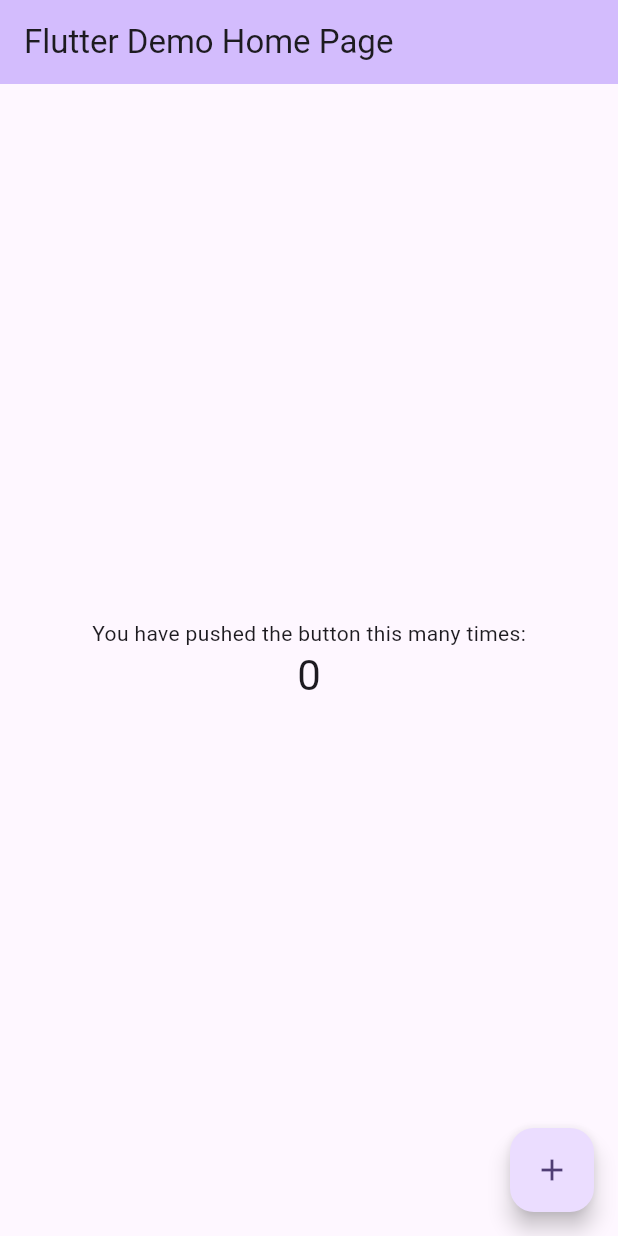
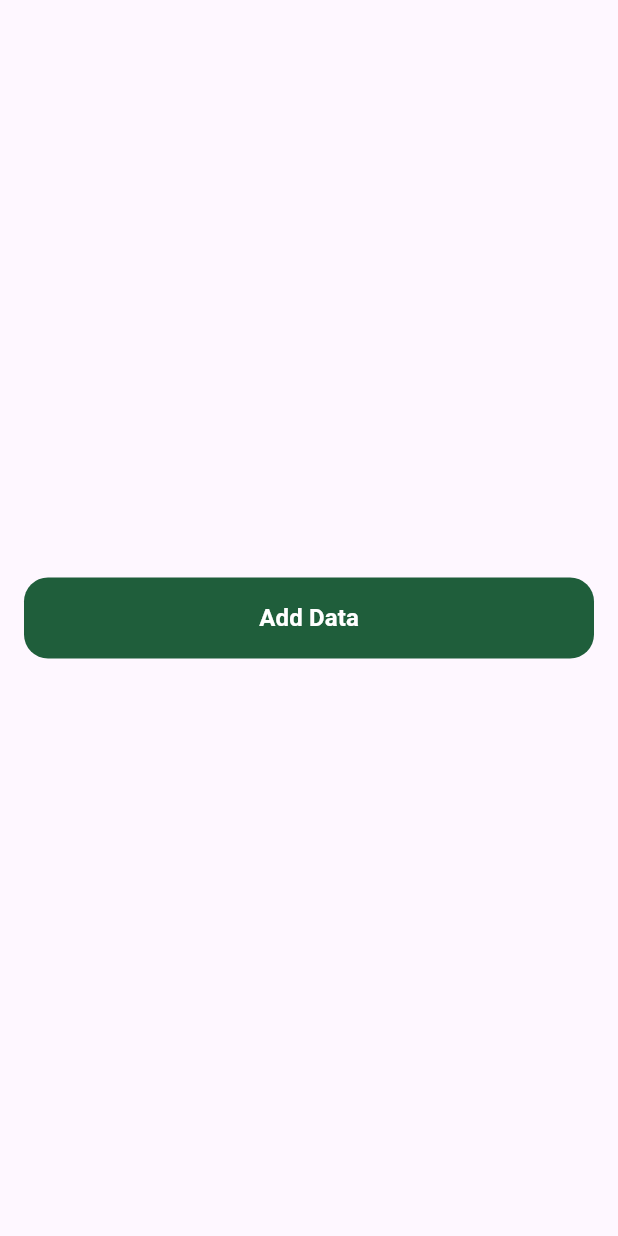
Before and after one commit to baselshrf/fruits_hub_dashboard, a Flutter app: the screen it shows after launch, on a phone screen of 412 x 824 dp. Run offline on Flutter 3.47's test engine with Material 3 defaults, Android fonts, the light colour scheme and no system bars.

Commit message:
create dashboard view

```diff
--- /dev/null
+++ b/lib/core/helper_functions/on_generate_routes.dart
@@ -0,0 +1,11 @@
+import 'package:e_commerce_dashboard/features/dashboard/views/dashboard_view.dart';
+import 'package:flutter/material.dart';
+
+Route<dynamic> onGenerateRoute(RouteSettings settings) {
+  switch (settings.name) {
+    case DashboardView.routeName:
+      return MaterialPageRoute(builder: (context) => const DashboardView());
+    default:
+      return MaterialPageRoute(builder: (context) => const Scaffold());
+  }
+}
--- /dev/null
+++ b/lib/core/utils/app_colors.dart
@@ -0,0 +1,8 @@
+import 'package:flutter/material.dart';
+
+abstract class AppColors {
+  static const Color primaryColor = Color(0xff1F5E3B);
+  static const Color lightPrimaryColor = Color(0xFF2D9F5D);
+  static const Color secondaryColor = Color(0xFFF4A91F);
+  static const Color lightSecondaryColor = Color(0xFFF8C76D);
+}
--- /dev/null
+++ b/lib/core/utils/app_images.dart
@@ -0,0 +1,108 @@
+// ignore_for_file: prefer_single_quotes
+class Assets {
+  Assets._();
+
+  /// Assets for imagesAppIcon
+  /// assets/images/app_icon.png
+  static const String imagesAppIcon = "assets/images/app_icon.png";
+
+  /// Assets for imagesApplIcon
+  /// assets/images/appl_icon.svg
+  static const String imagesApplIcon = "assets/images/appl_icon.svg";
+
+  /// Assets for imagesCheck
+  /// assets/images/Check.svg
+  static const String imagesCheck = "assets/images/Check.svg";
+
+  /// Assets for imagesFacebookIcon
+  /// assets/images/facebook_icon.svg
+  static const String imagesFacebookIcon = "assets/images/facebook_icon.svg";
+
+  /// Assets for imagesFeaturedItemBackground
+  /// assets/images/featured_item_background.svg
+  static const String imagesFeaturedItemBackground = "assets/images/featured_item_background.svg";
+
+  /// Assets for imagesFilter
+  /// assets/images/filter.svg
+  static const String imagesFilter = "assets/images/filter.svg";
+
+  /// Assets for imagesGoogleIcon
+  /// assets/images/google_icon.svg
+  static const String imagesGoogleIcon = "assets/images/google_icon.svg";
+
+  /// Assets for imagesLogo
+  /// assets/images/logo.svg
+  static const String imagesLogo = "assets/images/logo.svg";
+
+  /// Assets for imagesNotification
+  /// assets/images/notification.svg
+  static const String imagesNotification = "assets/images/notification.svg";
+
+  /// Assets for imagesPageViewItem1BackgroundImage
+  /// assets/images/page_view_item1_background_image.svg
+  static const String imagesPageViewItem1BackgroundImage = "assets/images/page_view_item1_background_image.svg";
+
+  /// Assets for imagesPageViewItem1Image
+  /// assets/images/page_view_item1_image.svg
+  static const String imagesPageViewItem1Image = "assets/images/page_view_item1_image.svg";
+
+  /// Assets for imagesPageViewItem2BackgroundImage
+  /// assets/images/page_view_item2_background_image.svg
+  static const String imagesPageViewItem2BackgroundImage = "assets/images/page_view_item2_background_image.svg";
+
+  /// Assets for imagesPageViewItem2Image
+  /// assets/images/page_view_item2_image.svg
+  static const String imagesPageViewItem2Image = "assets/images/page_view_item2_image.svg";
+
+  /// Assets for imagesPlant
+  /// assets/images/plant.svg
+  static const String imagesPlant = "assets/images/plant.svg";
+
+  /// Assets for imagesProfileImage
+  /// assets/images/profile_image.png
+  static const String imagesProfileImage = "assets/images/profile_image.png";
+
+  /// Assets for imagesSearchIcon
+  /// assets/images/search_icon.svg
+  static const String imagesSearchIcon = "assets/images/search_icon.svg";
+
+  /// Assets for imagesSplashBottom
+  /// assets/images/splash_bottom.svg
+  static const String imagesSplashBottom = "assets/images/splash_bottom.svg";
+
+  /// Assets for imagesVuesaxBoldHome
+  /// assets/images/vuesax/bold/home.svg
+  static const String imagesVuesaxBoldHome = "assets/images/vuesax/bold/home.svg";
+
+  /// Assets for imagesVuesaxBoldProducts
+  /// assets/images/vuesax/bold/products.svg
+  static const String imagesVuesaxBoldProducts = "assets/images/vuesax/bold/products.svg";
+
+  /// Assets for imagesVuesaxBoldShoppingCart
+  /// assets/images/vuesax/bold/shopping-cart.svg
+  static const String imagesVuesaxBoldShoppingCart = "assets/images/vuesax/bold/shopping-cart.svg";
+
+  /// Assets for imagesVuesaxBoldUser
+  /// assets/images/vuesax/bold/user.svg
+  static const String imagesVuesaxBoldUser = "assets/images/vuesax/bold/user.svg";
+
+  /// Assets for imagesVuesaxOutlineHome
+  /// assets/images/vuesax/outline/home.svg
+  static const String imagesVuesaxOutlineHome = "assets/images/vuesax/outline/home.svg";
+
+  /// Assets for imagesVuesaxOutlineProducts
+  /// assets/images/vuesax/outline/products.svg
+  static const String imagesVuesaxOutlineProducts = "assets/images/vuesax/outline/products.svg";
+
+  /// Assets for imagesVuesaxOutlineShoppingCart
+  /// assets/images/vuesax/outline/shopping-cart.svg
+  static const String imagesVuesaxOutlineShoppingCart = "assets/images/vuesax/outline/shopping-cart.svg";
+
+  /// Assets for imagesVuesaxOutlineUser
+  /// assets/images/vuesax/outline/user.svg
+  static const String imagesVuesaxOutlineUser = "assets/images/vuesax/outline/user.svg";
+
+  /// Assets for imagesWatermelonTest
+  /// assets/images/watermelon_test.png
+  static const String imagesWatermelonTest = "assets/images/watermelon_test.png";
+}
--- /dev/null
+++ b/lib/core/utils/app_text_styles.dart
@@ -0,0 +1,72 @@
+import 'package:flutter/material.dart';
+
+abstract class TextStyles {
+  static const TextStyle bold13 = TextStyle(
+    fontWeight: FontWeight.bold,
+    fontSize: 13,
+  );
+  static const TextStyle bold23 = TextStyle(
+    fontWeight: FontWeight.bold,
+    fontSize: 23,
+  );
+
+  static const TextStyle semiBold13 = TextStyle(
+    fontWeight: FontWeight.w600,
+    fontSize: 13,
+  );
+
+  static const TextStyle regular13 = TextStyle(
+    fontWeight: FontWeight.normal,
+    fontSize: 13,
+  );
+
+  static const TextStyle bold16 = TextStyle(
+    fontWeight: FontWeight.bold,
+    fontSize: 16,
+  );
+
+  static const TextStyle bold19 = TextStyle(
+    fontWeight: FontWeight.bold,
+    fontSize: 19,
+  );
+
+  static const TextStyle semiBold16 = TextStyle(
+    fontWeight: FontWeight.w600,
+    fontSize: 16,
+  );
+
+  static const TextStyle bold28 = TextStyle(
+    fontWeight: FontWeight.bold,
+    fontSize: 28,
+  );
+
+  static const TextStyle regular22 = TextStyle(
+    fontWeight: FontWeight.normal,
+    fontSize: 22,
+  );
+
+  static const TextStyle semiBold11 = TextStyle(
+    fontWeight: FontWeight.w600,
+    fontSize: 11,
+  );
+
+  static const TextStyle medium15 = TextStyle(
+    fontWeight: FontWeight.w500,
+    fontSize: 15,
+  );
+
+  static const TextStyle regular26 = TextStyle(
+    fontWeight: FontWeight.normal,
+    fontSize: 26,
+  );
+
+  static const TextStyle regular16 = TextStyle(
+    fontWeight: FontWeight.normal,
+    fontSize: 16,
+  );
+
+  static const TextStyle regular11 = TextStyle(
+    fontWeight: FontWeight.normal,
+    fontSize: 11,
+  );
+}
--- /dev/null
+++ b/lib/core/utils/backend_endpoint.dart
@@ -0,0 +1,5 @@
+class BackendEndpoint {
+  static const addUserData = 'users';
+  static const getUsersData = 'users';
+  static const isUserExists = 'users';
+}
--- /dev/null
+++ b/lib/core/widgets/custom_button.dart
@@ -0,0 +1,29 @@
+import 'package:e_commerce_dashboard/core/utils/app_colors.dart';
+import 'package:e_commerce_dashboard/core/utils/app_text_styles.dart';
+import 'package:flutter/material.dart';
+
+class CustomButton extends StatelessWidget {
+  const CustomButton({super.key, required this.onPressed, required this.text});
+  final VoidCallback onPressed;
+  final String text;
+  @override
+  Widget build(BuildContext context) {
+    return SizedBox(
+      width: double.infinity,
+      height: 54,
+      child: TextButton(
+        style: TextButton.styleFrom(
+          shape: RoundedRectangleBorder(
+            borderRadius: BorderRadius.circular(16),
+          ),
+          backgroundColor: AppColors.primaryColor,
+        ),
+        onPressed: onPressed,
+        child: Text(
+          text,
+          style: TextStyles.bold16.copyWith(color: Colors.white),
+        ),
+      ),
+    );
+  }
+}
--- /dev/null
+++ b/lib/features/dashboard/views/dashboard_view.dart
@@ -0,0 +1,11 @@
+import 'package:e_commerce_dashboard/features/dashboard/views/widgets/dashboard_view_body.dart';
+import 'package:flutter/material.dart';
+
+class DashboardView extends StatelessWidget {
+  const DashboardView({super.key});
+  static const routeName = 'dashboard';
+  @override
+  Widget build(BuildContext context) {
+    return const Scaffold(body: DashboardViewBody());
+  }
+}
--- /dev/null
+++ b/lib/features/dashboard/views/widgets/dashboard_view_body.dart
@@ -0,0 +1,17 @@
+import 'package:e_commerce_dashboard/core/widgets/custom_button.dart';
+import 'package:flutter/material.dart';
+
+class DashboardViewBody extends StatelessWidget {
+  const DashboardViewBody({super.key});
+
+  @override
+  Widget build(BuildContext context) {
+    return Padding(
+      padding: const EdgeInsets.symmetric(horizontal: 16),
+      child: Column(
+        mainAxisAlignment: MainAxisAlignment.center,
+        children: [CustomButton(onPressed: () {}, text: 'Add Data')],
+      ),
+    );
+  }
+}
--- a/lib/main.dart
+++ b/lib/main.dart
@@ -1,122 +1,19 @@
+import 'package:e_commerce_dashboard/core/helper_functions/on_generate_routes.dart';
+import 'package:e_commerce_dashboard/features/dashboard/views/dashboard_view.dart';
 import 'package:flutter/material.dart';
 
 void main() {
-  runApp(const MyApp());
+  runApp(const MainApp());
 }
 
-class MyApp extends StatelessWidget {
-  const MyApp({super.key});
+class MainApp extends StatelessWidget {
+  const MainApp({super.key});
 
-  // This widget is the root of your application.
   @override
   Widget build(BuildContext context) {
-    return MaterialApp(
-      title: 'Flutter Demo',
-      theme: ThemeData(
-        // This is the theme of your application.
-        //
-        // TRY THIS: Try running your application with "flutter run". You'll see
-        // the application has a purple toolbar. Then, without quitting the app,
-        // try changing the seedColor in the colorScheme below to Colors.green
-        // and then invoke "hot reload" (save your changes or press the "hot
-        // reload" button in a Flutter-supported IDE, or press "r" if you used
-        // the command line to start the app).
-        //
-        // Notice that the counter didn't reset back to zero; the application
-        // state is not lost during the reload. To reset the state, use hot
-        // restart instead.
-        //
-        // This works for code too, not just values: Most code changes can be
-        // tested with just a hot reload.
-        colorScheme: .fromSeed(seedColor: Colors.deepPurple),
-      ),
-      home: const MyHomePage(title: 'Flutter Demo Home Page'),
+    return const MaterialApp(
+      initialRoute: DashboardView.routeName,
+      onGenerateRoute: onGenerateRoute,
     );
   }
 }
-
-class MyHomePage extends StatefulWidget {
-  const MyHomePage({super.key, required this.title});
-
-  // This widget is the home page of your application. It is stateful, meaning
-  // that it has a State object (defined below) that contains fields that affect
-  // how it looks.
-
-  // This class is the configuration for the state. It holds the values (in this
-  // case the title) provided by the parent (in this case the App widget) and
-  // used by the build method of the State. Fields in a Widget subclass are
-  // always marked "final".
-
-  final String title;
-
-  @override
-  State<MyHomePage> createState() => _MyHomePageState();
-}
-
-class _MyHomePageState extends State<MyHomePage> {
-  int _counter = 0;
-
-  void _incrementCounter() {
-    setState(() {
-      // This call to setState tells the Flutter framework that something has
-      // changed in this State, which causes it to rerun the build method below
-      // so that the display can reflect the updated values. If we changed
-      // _counter without calling setState(), then the build method would not be
-      // called again, and so nothing would appear to happen.
-      _counter++;
-    });
-  }
-
-  @override
-  Widget build(BuildContext context) {
-    // This method is rerun every time setState is called, for instance as done
-    // by the _incrementCounter method above.
-    //
-    // The Flutter framework has been optimized to make rerunning build methods
-    // fast, so that you can just rebuild anything that needs updating rather
-    // than having to individually change instances of widgets.
-    return Scaffold(
-      appBar: AppBar(
-        // TRY THIS: Try changing the color here to a specific color (to
-        // Colors.amber, perhaps?) and trigger a hot reload to see the AppBar
-        // change color while the other colors stay the same.
-        backgroundColor: Theme.of(context).colorScheme.inversePrimary,
-        // Here we take the value from the MyHomePage object that was created by
-        // the App.build method, and use it to set our appbar title.
-        title: Text(widget.title),
-      ),
-      body: Center(
-        // Center is a layout widget. It takes a single child and positions it
-        // in the middle of the parent.
-        child: Column(
-          // Column is also a layout widget. It takes a list of children and
-          // arranges them vertically. By default, it sizes itself to fit its
-          // children horizontally, and tries to be as tall as its parent.
-          //
-          // Column has various properties to control how it sizes itself and
-          // how it positions its children. Here we use mainAxisAlignment to
-          // center the children vertically; the main axis here is the vertical
-          // axis because Columns are vertical (the cross axis would be
-          // horizontal).
-          //
-          // TRY THIS: Invoke "debug painting" (choose the "Toggle Debug Paint"
-          // action in the IDE, or press "p" in the console), to see the
-          // wireframe for each widget.
-          mainAxisAlignment: .center,
-          children: [
-            const Text('You have pushed the button this many times:'),
-            Text(
-              '$_counter',
-              style: Theme.of(context).textTheme.headlineMedium,
-            ),
-          ],
-        ),
-      ),
-      floatingActionButton: FloatingActionButton(
-        onPressed: _incrementCounter,
-        tooltip: 'Increment',
-        child: const Icon(Icons.add),
-      ),
-    );
-  }
-}
```
